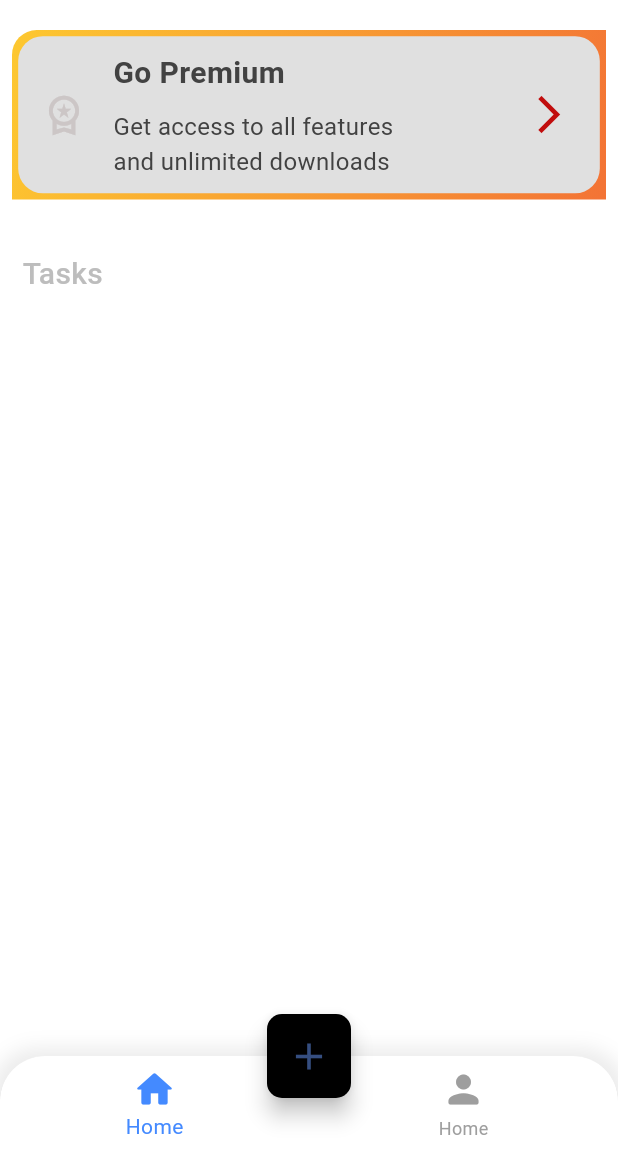
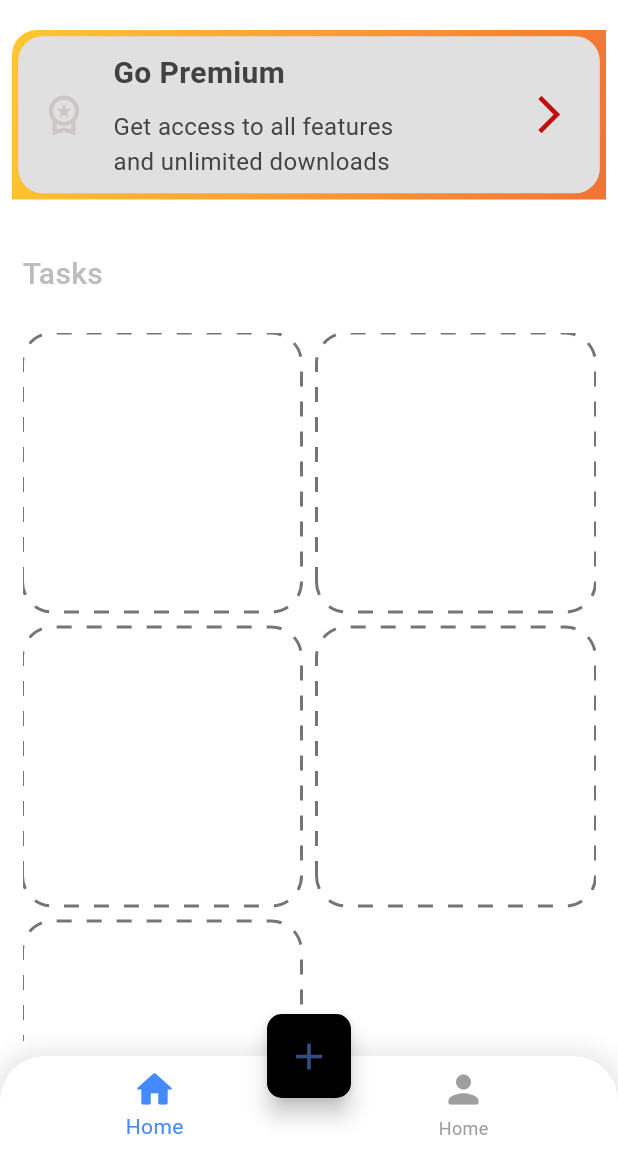
Before and after one commit to Ela-El-maker/My-Task-Manager, a Flutter app: the screen it shows after launch, on a phone screen of 412 x 824 dp, the part 84-1236 px from its top. Run offline on Flutter 3.47's test engine with Material 3 defaults, Android fonts, the phone set to English and light mode, and no system bars; drawn by our look-alikes of dotted_border.

Commit message:
Dashboard issue commit

```diff
--- a/lib/app_constraints/tasks.dart
+++ b/lib/app_constraints/tasks.dart
@@ -4,8 +4,8 @@ import 'package:flutter/widgets.dart';
 import 'package:taskify/models/taskModel.dart';
 
 class Tasks extends StatelessWidget {
-  // final taskList = Task.generateTasks();
-    final List<Task> taskList = Task.generateTasks() ?? []; // Ensure taskList is not null
+   final taskList = Task.generateTasks();
+  //  final List<Task> taskList = Task.generateTasks() ?? []; // Ensure taskList is not null
 
   Tasks({super.key});
 
@@ -23,6 +23,7 @@ class Tasks extends StatelessWidget {
             crossAxisSpacing: 10,
           ),
           itemCount: taskList.length,
+          //itemBuilder: (context, index) => (taskList[index] = taskList[index] + 1),
           //itemBuilder: (context, index) => _buildTask(context, taskList[index].isLast ? taskList[index].)),
           // ignore: unnecessary_null_comparison
           itemBuilder: (context, index) => (taskList[index] != null) ? _buildAddTask() : _buildTask(context, taskList[index]),),
@@ -37,6 +38,12 @@ class Tasks extends StatelessWidget {
 
 Widget _buildAddTask() {
   return DottedBorder(
+    borderType: BorderType.RRect,
+    color: Colors.grey.shade600,
+    strokeWidth: 2,
+    padding: EdgeInsets.all(10),
+    radius: Radius.circular(20),
+    dashPattern: [10, 10],
     child: Center(
       child: Icon(
         Icons.add,
@@ -44,12 +51,6 @@ Widget _buildAddTask() {
         size: 30,
       ),
     ),
-    borderType: BorderType.RRect,
-    color: Colors.grey.shade600,
-    strokeWidth: 2,
-    padding: EdgeInsets.all(10),
-    radius: Radius.circular(20),
-    dashPattern: [10, 10],
   );
 }
 
--- a/lib/models/taskModel.dart
+++ b/lib/models/taskModel.dart
@@ -31,7 +31,7 @@ class Task {
         btnColor: kBlue,
         left: 5,
         done: 3,
-        isLast: false,
+        isLast: true,
       ),
       Task(
         icon: Icons.person_rounded,
--- a/lib/screens/homePage.dart
+++ b/lib/screens/homePage.dart
@@ -1,7 +1,9 @@
 import 'package:flutter/material.dart';
 import 'package:taskify/app_constraints/constant.dart';
+import 'package:taskify/models/taskModel.dart';
 import 'package:taskify/screens/premium.dart';
 import 'package:taskify/screens/profilePage.dart';
+import 'package:taskify/app_constraints/tasks.dart';
 
 class MyHomePage extends StatefulWidget {
   const MyHomePage({super.key});
@@ -155,9 +157,7 @@ class HomePage extends StatelessWidget {
             ),
           ),
         ),
-        Expanded(child: Container(
-
-        ))
+        Expanded(child: Tasks()),
       ],
     );
   }
```
